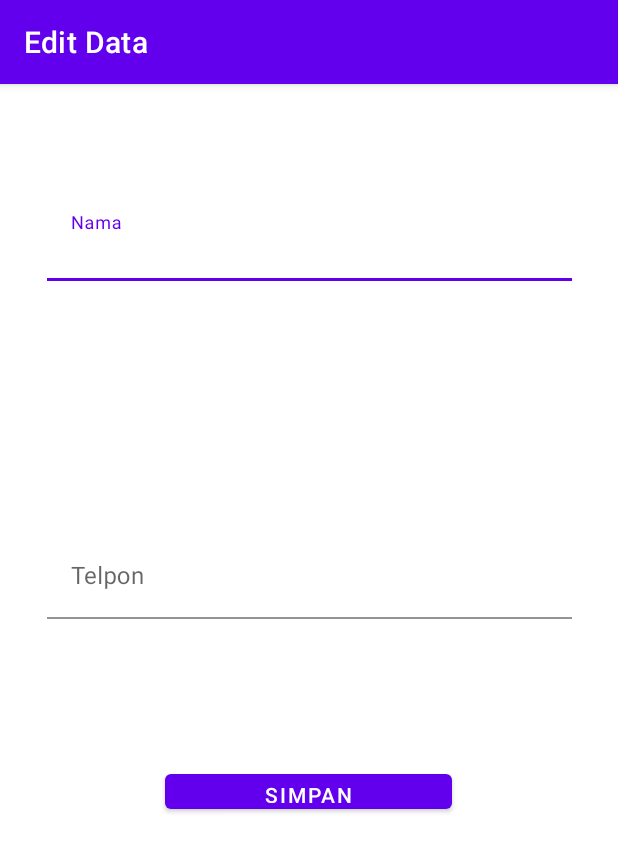
After one commit to atafatta/Activity8, an Android app: the edit_teman screen opened directly, with no data from a screen before it, on a phone screen of 412 x 824 dp. The commit adds this screen. Shown: the top 852 px of the screen. Run offline under Robolectric (Android 15) with nearby library versions, the phone set to English and light mode, and no system bars; network calls fail.

Commit message:
Activity 8 || Menyimpan data dan membaca data menggunakan database MySQL

```diff
--- a/app/build.gradle
+++ b/app/build.gradle
@@ -32,6 +32,7 @@ dependencies {
     implementation 'androidx.appcompat:appcompat:1.4.1'
     implementation 'com.google.android.material:material:1.5.0'
     implementation 'androidx.constraintlayout:constraintlayout:2.1.3'
+    implementation 'com.android.volley:volley:1.2.0'
     testImplementation 'junit:junit:4.13.2'
     androidTestImplementation 'androidx.test.ext:junit:1.1.3'
     androidTestImplementation 'androidx.test.espresso:espresso-core:3.4.0'
--- /dev/null
+++ b/app/src/main/java/com/example/activity6/edit_teman.java
@@ -0,0 +1,67 @@
+package com.example.activity6;
+
+import androidx.appcompat.app.AppCompatActivity;
+
+import android.content.Intent;
+import android.os.Bundle;
+import android.view.View;
+import android.widget.Button;
+import android.widget.Toast;
+
+import com.example.activity6.database.DBController;
+import com.google.android.material.textfield.TextInputEditText;
+
+import java.util.HashMap;
+
+public class edit_teman extends AppCompatActivity {
+    TextInputEditText Nama,Telpon;
+
+    Button Save;
+
+    String nama,telp,id;
+
+    DBController controller = new DBController(edit_teman.this);
+
+    @Override
+    protected void onCreate(Bundle savedInstanceState) {
+        super.onCreate(savedInstanceState);
+        setContentView(R.layout.activity_edit_teman2);
+
+        Nama = findViewById(R.id.edtNama);
+        Telpon = findViewById(R.id.edtTelp);
+        Save = findViewById(R.id.ubahButton);
+
+        id = getIntent().getStringExtra("id");
+        nama = getIntent().getStringExtra("nama");
+        telp = getIntent().getStringExtra("telpon");
+
+        setTitle("Edit Data");
+        Nama.setText(nama);
+        Telpon.setText(telp);
+
+        Save.setOnClickListener(new View.OnClickListener() {
+            @Override
+            public void onClick(View view) {
+                if(Nama.getText().toString().isEmpty() || Telpon.getText().toString().isEmpty()){
+                    Toast.makeText(getApplicationContext(),"Data Tidak Boleh Kosong",Toast.LENGTH_LONG).show();
+                }else{
+                    nama = Nama.getText().toString();
+                    telp = Telpon.getText().toString();
+                    HashMap<String,String> values = new HashMap<>();
+                    values.put("id",id);
+                    values.put("nama",nama);
+                    values.put("telpon",telp);
+                    controller.UpdateData(values);
+                    callHome();
+                }
+
+            }
+        });
+    }
+
+    public void callHome(){
+        Intent i = new Intent(edit_teman.this,MainActivity.class);
+        startActivity(i);
+        finish();
+    }
+}
--- /dev/null
+++ b/app/src/main/res/layout/activity_edit_teman2.xml
@@ -0,0 +1,69 @@
+<?xml version="1.0" encoding="utf-8"?>
+<androidx.constraintlayout.widget.ConstraintLayout xmlns:android="http://schemas.android.com/apk/res/android"
+    xmlns:app="http://schemas.android.com/apk/res-auto"
+    xmlns:tools="http://schemas.android.com/tools"
+    android:layout_width="match_parent"
+    android:layout_height="match_parent"
+    tools:context=".edit_teman">
+
+    <com.google.android.material.textfield.TextInputLayout
+        android:id="@+id/textInputLayout"
+        android:layout_width="350dp"
+        android:layout_height="wrap_content"
+        android:layout_marginTop="75dp"
+        app:layout_constraintBottom_toBottomOf="parent"
+        app:layout_constraintEnd_toEndOf="parent"
+        app:layout_constraintHorizontal_bias="0.508"
+        app:layout_constraintStart_toStartOf="parent"
+        app:layout_constraintTop_toTopOf="parent"
+        app:layout_constraintVertical_bias="0.0">
+
+        <com.google.android.material.textfield.TextInputEditText
+            android:id="@+id/edtNama"
+            android:layout_width="match_parent"
+            android:layout_height="wrap_content"
+            android:background="@color/white"
+            android:hint="Nama"
+            android:textColor="@color/black"
+            android:textColorHint="@color/black"
+            tools:layout_editor_absoluteX="31dp"
+            tools:layout_editor_absoluteY="79dp" />
+    </com.google.android.material.textfield.TextInputLayout>
+
+    <com.google.android.material.textfield.TextInputLayout
+        android:id="@+id/textInputLayout2"
+        android:layout_width="350dp"
+        android:layout_height="wrap_content"
+        android:layout_marginTop="10dp"
+        app:layout_constraintBottom_toBottomOf="parent"
+        app:layout_constraintEnd_toEndOf="@+id/textInputLayout"
+        app:layout_constraintHorizontal_bias="0.0"
+        app:layout_constraintStart_toStartOf="@+id/textInputLayout"
+        app:layout_constraintTop_toBottomOf="@+id/textInputLayout"
+        app:layout_constraintVertical_bias="0.279">
+
+        <com.google.android.material.textfield.TextInputEditText
+            android:id="@+id/edtTelp"
+            android:layout_width="match_parent"
+            android:layout_height="wrap_content"
+            android:background="@color/white"
+            android:hint="Telpon"
+            android:textColor="@color/black"
+            android:textColorHint="@color/black"
+            tools:layout_editor_absoluteX="31dp"
+            tools:layout_editor_absoluteY="256dp" />
+    </com.google.android.material.textfield.TextInputLayout>
+
+    <Button
+        android:id="@+id/ubahButton"
+        android:layout_width="191dp"
+        android:layout_height="35dp"
+        android:text="Simpan"
+        app:layout_constraintBottom_toBottomOf="parent"
+        app:layout_constraintEnd_toEndOf="@+id/textInputLayout2"
+        app:layout_constraintHorizontal_bias="0.496"
+        app:layout_constraintStart_toStartOf="@+id/textInputLayout2"
+        app:layout_constraintTop_toBottomOf="@+id/textInputLayout2"
+        app:layout_constraintVertical_bias="0.258" />
+
+</androidx.constraintlayout.widget.ConstraintLayout>
--- /dev/null
+++ b/app/src/main/res/menu/menu.xml
@@ -0,0 +1,5 @@
+<?xml version="1.0" encoding="utf-8"?>
+<menu xmlns:android="http://schemas.android.com/apk/res/android">
+    <item android:id="@+id/mnEditnew" android:title="Edit Data"/>
+    <item android:id="@+id/mnHapusnew" android:title="Hapus Data"/>
+</menu>
```
Also changed, not shown: app/src/main/AndroidManifest.xml (+10 -1 lines), app/src/main/java/com/example/activity6/MainActivity.java (+48 -12 lines), app/src/main/java/com/example/activity6/TambahTeman.java (added, +95 -0 lines), app/src/main/java/com/example/activity6/adapter/TemanAdapter.java (+62 -5 lines), app/src/main/java/com/example/activity6/database/DBController.java (+15 -0 lines), app/src/main/res/layout/activity_main.xml (+8 -7 lines), app/src/main/res/layout/activity_tambah_teman.xml (added, +48 -0 lines), app/src/main/res/layout/row_data_teman.xml (+9 -10 lines).
